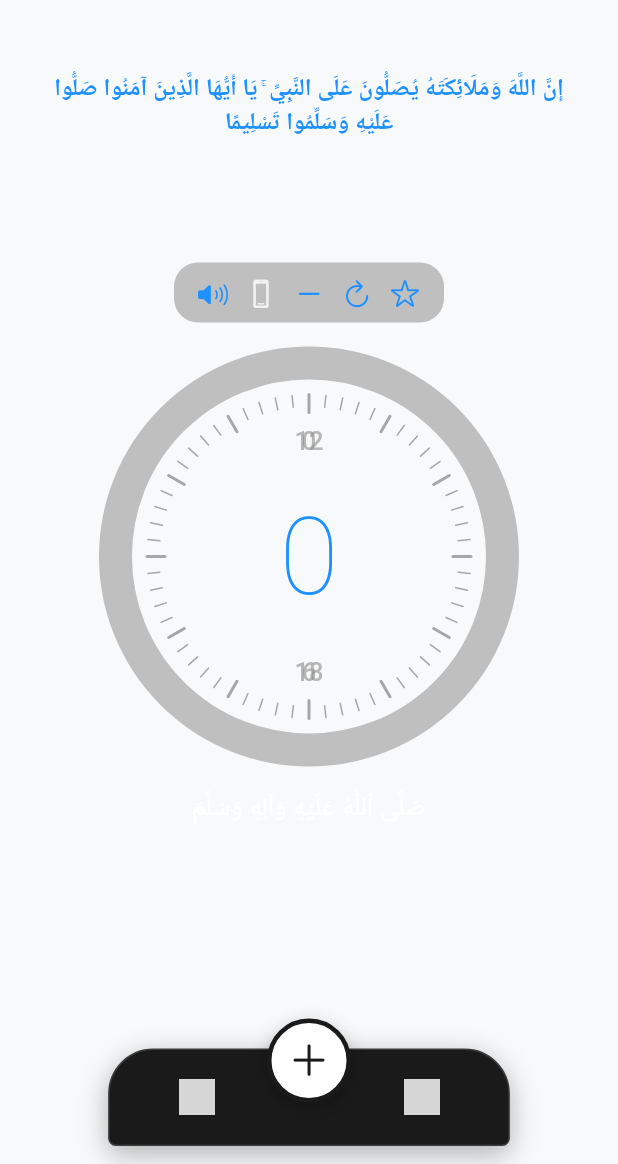
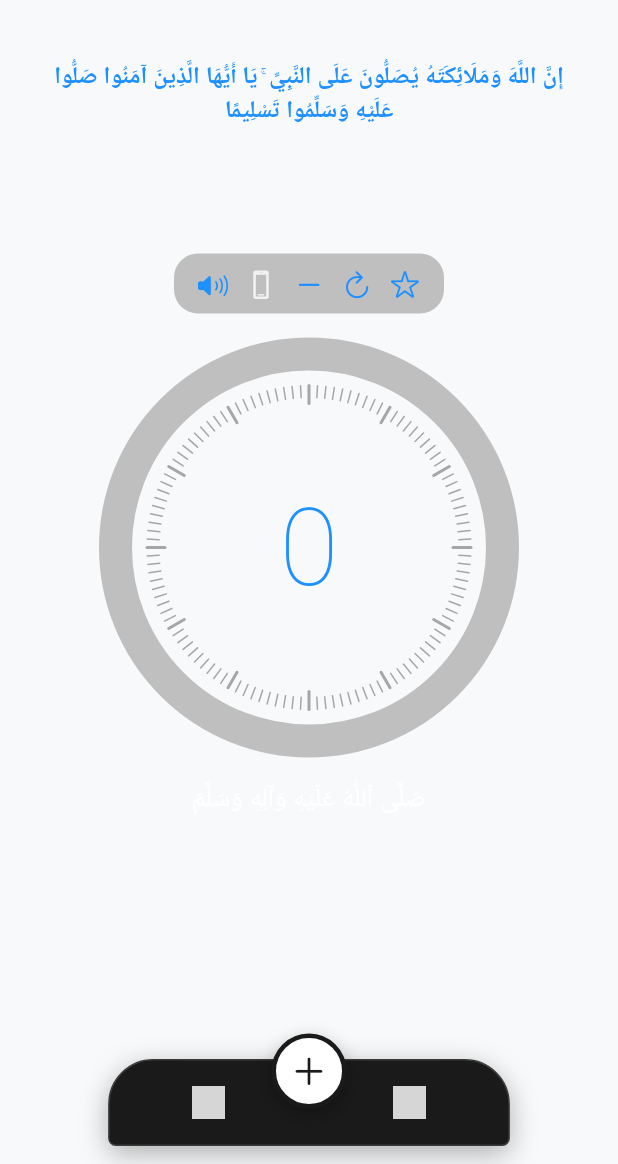
Before and after one commit to ahmed-sufi7/tasbi, a Flutter app: the screen it shows after launch, on a phone screen of 412 x 824 dp, the part 72-1236 px from its top. Run offline on Flutter 3.47's test engine with Material 3 defaults, Android fonts, the phone set to English and light mode, and no system bars; drawn by our look-alikes of google_mobile_ads; our stand-ins replace audioplayers, firebase_core, firebase_messaging, flutter_local_notifications, in_app_purchase, shared_preferences and 2 more; accounts and stored records are empty; network calls fail; grey boxes are pictures that could not be loaded.

Commit message:
counter screen

```diff
--- a/lib/screens/counter_screen.dart
+++ b/lib/screens/counter_screen.dart
@@ -266,7 +266,7 @@ class _CounterScreenState extends State<CounterScreen> with TickerProviderStateM
               // Simplified App Bar
               _buildAppBar(theme, duroodProvider),
 
-              const SizedBox(height: 24),
+              const SizedBox(height: 16),
 
               // Main Arabic heading
               Padding(
@@ -284,7 +284,7 @@ class _CounterScreenState extends State<CounterScreen> with TickerProviderStateM
                 ),
               ),
 
-              const SizedBox(height: 16),
+              const SizedBox(height: 12),
 
             // Counter Display
             Expanded(
--- a/lib/screens/main_navigation_screen.dart
+++ b/lib/screens/main_navigation_screen.dart
@@ -64,6 +64,7 @@ class _MainNavigationScreenState extends State<MainNavigationScreen> {
           // Main content with PageView for smooth transitions
           PageView(
             controller: _pageController,
+            physics: const NeverScrollableScrollPhysics(), // Disable horizontal swiping
             onPageChanged: (index) {
               setState(() {
                 _currentIndex = index;
--- a/lib/widgets/footer_nav_bar.dart
+++ b/lib/widgets/footer_nav_bar.dart
@@ -26,7 +26,7 @@ class FooterNavBar extends StatelessWidget {
     this.activeIndex = 0,
     this.backgroundColor = const Color(0xFF1A1A1A),
     this.iconColor = Colors.white,
-    this.height = 85.0,
+    this.height = 75.0,
   }) : super(key: key);
 
   @override
@@ -35,7 +35,7 @@ class FooterNavBar extends StatelessWidget {
     final computedWidth = navWidth ?? (screenWidth * 0.65).clamp(200.0, 280.0);
 
     // Bar inner height (the rounded black container)
-    const barHeight = 65.0;
+    const barHeight = 58.0;
 
     return Center(
       child: SizedBox(
@@ -69,7 +69,7 @@ class FooterNavBar extends StatelessWidget {
                 ],
               ),
               child: Padding(
-                padding: const EdgeInsets.symmetric(horizontal: 16, vertical: 8),
+                padding: const EdgeInsets.symmetric(horizontal: 12, vertical: 6),
                 child: Row(
                   mainAxisAlignment: MainAxisAlignment.center,
                   children: [
@@ -82,13 +82,13 @@ class FooterNavBar extends StatelessWidget {
                     ),
 
                     // Spacing before add button
-                    const SizedBox(width: 30),
+                    const SizedBox(width: 24),
 
                     // Placeholder for centered add button spacing
-                    const SizedBox(width: 40),
+                    const SizedBox(width: 36),
 
                     // Spacing after add button
-                    const SizedBox(width: 30),
+                    const SizedBox(width: 24),
 
                     // Stats icon
                     _NavImageButton(
@@ -108,8 +108,8 @@ class FooterNavBar extends StatelessWidget {
               child: GestureDetector(
                 onTap: onAddTap,
                 child: Container(
-                  width: 56,
-                  height: 56,
+                  width: 50,
+                  height: 50,
                   decoration: BoxDecoration(
                     color: Colors.white,
                     shape: BoxShape.circle,
@@ -128,7 +128,7 @@ class FooterNavBar extends StatelessWidget {
                   child: Icon(
                     CupertinoIcons.add,
                     color: backgroundColor,
-                    size: 30,
+                    size: 26,
                   ),
                 ),
               ),
@@ -165,8 +165,8 @@ class _NavImageButton extends StatelessWidget {
         alignment: Alignment.center,
         child: Image.asset(
           isActive ? activeImage : inactiveImage,
-          width: 24,
-          height: 24,
+          width: 22,
+          height: 22,
           fit: BoxFit.contain,
         ),
       ),
@@ -201,8 +201,8 @@ class _NavIconButton extends StatelessWidget {
       borderRadius: BorderRadius.circular(12),
       onTap: onTap,
       child: Container(
-        width: 50,
-        height: 50,
+        width: 44,
+        height: 44,
         alignment: Alignment.center,
         decoration: BoxDecoration(
           color: activeBg,
@@ -211,7 +211,7 @@ class _NavIconButton extends StatelessWidget {
         child: Icon(
           icon,
           color: activeIconColor,
-          size: 24,
+          size: 22,
         ),
       ),
     );
```
Also changed, not shown: lib/widgets/clock_face_progress_ring.dart (+6 -36 lines), flutter_01.png (added).
